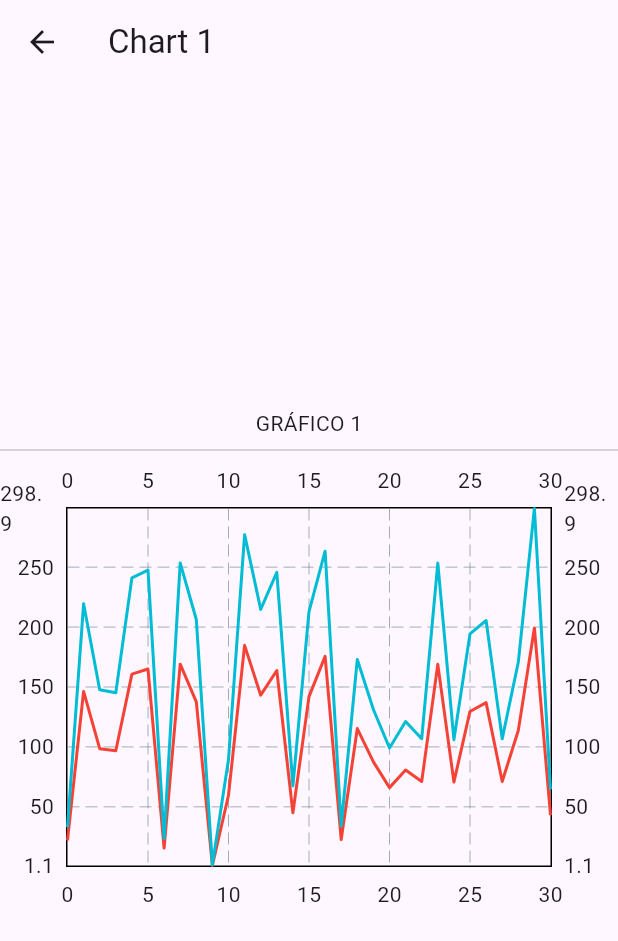
After one commit to fr4nsgallegos/exportsCharts, a Flutter app: the screen it shows after launch, after a tap on "GO CHART 1", on a phone screen of 412 x 824 dp. The commit adds this screen. Shown: the top 941 px of the screen. Run offline on Flutter 3.47's test engine with Material 3 defaults, Android fonts, the phone set to English and light mode, and no system bars; drawn by our look-alikes of fl_chart; our stand-ins replace cloud_firestore, firebase_core, firebase_messaging, go_router, open_file, pdf; missing offline and left inert: syncfusion_flutter_xlsio, syncfusion_officechart; accounts and stored records are empty.

Commit message:
line chart

```diff
--- /dev/null
+++ b/lib/pages/chart1_page.dart
@@ -0,0 +1,86 @@
+import 'dart:math';
+
+import 'package:exportsandcharts/models/data_model.dart';
+import 'package:flutter/material.dart';
+import 'package:fl_chart/fl_chart.dart';
+
+class Chart1Page extends StatefulWidget {
+  @override
+  State<Chart1Page> createState() => _Chart1PageState();
+}
+
+class _Chart1PageState extends State<Chart1Page> {
+  late List<DataModel> lista;
+
+  List<DataModel> _generateData(int max) {
+    final random = new Random();
+    return List.generate(
+      31,
+      (index) => DataModel(
+          date: DateTime(2024, 1, index + 1), valor: random.nextDouble() * max),
+    );
+  }
+
+  Widget _graph() {
+    final spots = _generateData(200)
+        .asMap()
+        .entries
+        .map((e) => FlSpot(e.key.toDouble(), e.value.valor))
+        .toList();
+    // spots.forEach((element) {
+    // print(element);
+    // });
+    print(spots.length);
+    final spots2 = _generateData(300)
+        .asMap()
+        .entries
+        .map(
+          (e) => FlSpot(e.key.toDouble(), e.value.valor),
+        )
+        .toList();
+    return LineChart(
+      LineChartData(
+        lineBarsData: [
+          LineChartBarData(
+            spots: spots,
+            dotData: FlDotData(show: false),
+            color: Colors.red,
+          ),
+          LineChartBarData(
+            spots: spots2,
+            dotData: FlDotData(show: false),
+            color: Colors.cyan,
+          ),
+        ],
+      ),
+    );
+  }
+
+  @override
+  void initState() {
+    // TODO: implement initState
+    super.initState();
+  }
+
+  @override
+  Widget build(BuildContext context) {
+    return Scaffold(
+      appBar: AppBar(
+        title: Text("Chart 1"),
+      ),
+      body: Center(
+        child: Column(
+          mainAxisAlignment: MainAxisAlignment.center,
+          children: [
+            Text("GRÁFICO 1"),
+            Divider(),
+            Container(
+              height: 300,
+              child: _graph(),
+            )
+          ],
+        ),
+      ),
+    );
+  }
+}
--- a/lib/pages/home_page.dart
+++ b/lib/pages/home_page.dart
@@ -3,6 +3,7 @@ import 'dart:typed_data';
 
 import 'package:cloud_firestore/cloud_firestore.dart';
 import 'package:exportsandcharts/pages/cart_page.dart';
+import 'package:exportsandcharts/pages/chart1_page.dart';
 import 'package:exportsandcharts/pages/dashboard_page.dart';
 import 'package:exportsandcharts/pages/perfil_page.dart';
 import 'package:flutter/material.dart';
@@ -221,6 +222,15 @@ class HomePage extends StatelessWidget {
               },
               child: Text("GO CART"),
             ),
+            ElevatedButton(
+              onPressed: () {
+                Navigator.push(
+                    context,
+                    MaterialPageRoute(
+                        builder: (BuildContext context) => Chart1Page()));
+              },
+              child: Text("GO CHART 1"),
+            ),
           ],
         ),
       ),
```
